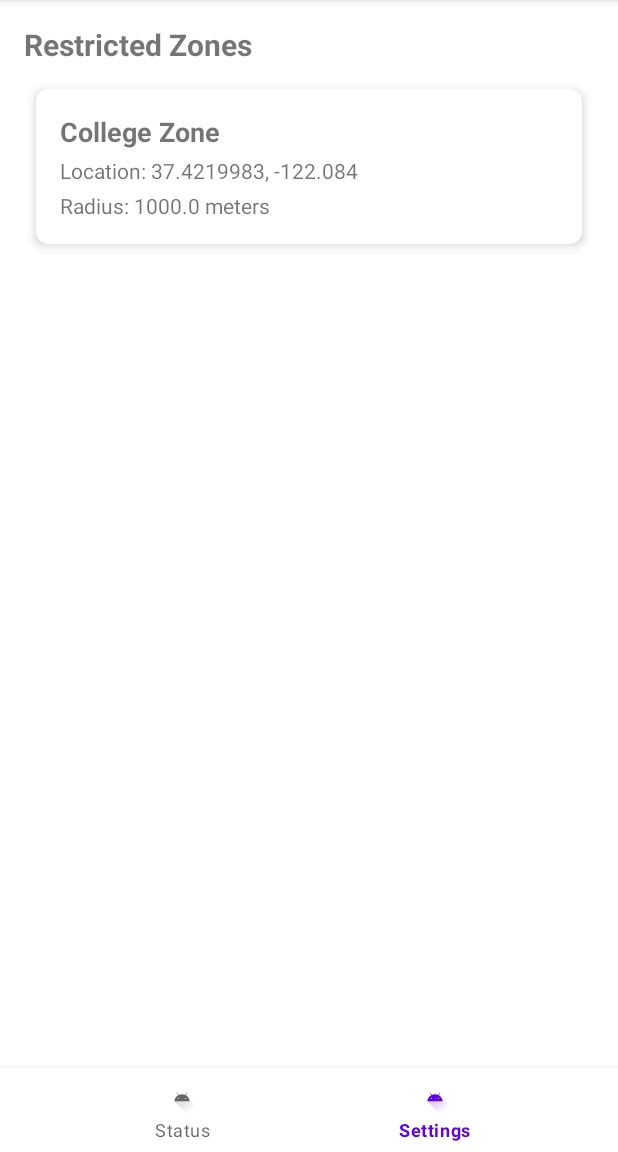
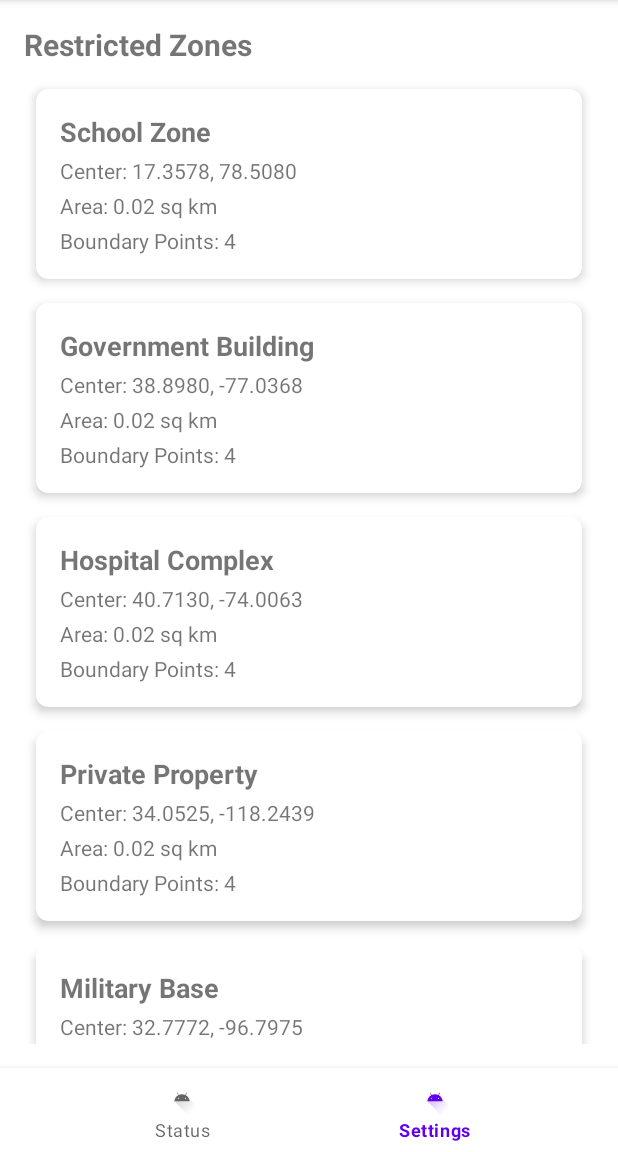
Before and after one commit to sv-reddy/Project, an Android app: the screen it shows after launch (MainActivity), item 2 of the bottom bar chosen, on a phone screen of 412 x 824 dp, the part 84-1236 px from its top. Run offline under Robolectric (Android 15) with nearby library versions, the phone set to English and light mode, and no system bars.

Commit message:
Removing cilrcle based coordinates and changing to polygon based coordinates

```diff
--- a/app/src/main/AndroidManifest.xml
+++ b/app/src/main/AndroidManifest.xml
@@ -26,13 +26,11 @@
             </intent-filter>
         </activity>
 
-        <service android:name=".CameraDetectionService" android:exported="false" />
-        <service
+        <service android:name=".CameraDetectionService" android:exported="false" />        <service
             android:name=".OverlayService"
             android:exported="false"
             android:enabled="true"
             android:foregroundServiceType="camera|location" />
-        <receiver android:name=".GeofenceBroadcastReceiver" android:exported="false" />
     </application>
 
 </manifest>
--- a/app/src/main/java/com/example/geocamoff/GeofenceAdapter.kt
+++ /dev/null
@@ -1,39 +0,0 @@
-package com.example.geocamoff
-
-import android.view.LayoutInflater
-import android.view.View
-import android.view.ViewGroup
-import android.widget.TextView
-import androidx.recyclerview.widget.RecyclerView
-
-class GeofenceAdapter : RecyclerView.Adapter<GeofenceAdapter.GeofenceViewHolder>() {
-    private val geofences = mutableListOf<GeofenceData>()
-
-    class GeofenceViewHolder(view: View) : RecyclerView.ViewHolder(view) {
-        val nameText: TextView = view.findViewById(R.id.text_name)
-        val coordinatesText: TextView = view.findViewById(R.id.text_coordinates)
-        val radiusText: TextView = view.findViewById(R.id.text_radius)
-    }
-
-    override fun onCreateViewHolder(parent: ViewGroup, viewType: Int): GeofenceViewHolder {
-        val view = LayoutInflater.from(parent.context)
-            .inflate(R.layout.item_geofence, parent, false)
-        return GeofenceViewHolder(view)
-    }
-
-    override fun onBindViewHolder(holder: GeofenceViewHolder, position: Int) {
-        val geofence = geofences[position]
-        holder.nameText.text = geofence.name
-        holder.coordinatesText.text = "Location: ${geofence.latitude}, ${geofence.longitude}"
-        holder.radiusText.text = "Radius: ${geofence.radius} meters"
-    }
-
-    override fun getItemCount() = geofences.size
-
-    fun addGeofence(geofence: GeofenceData) {
-        geofences.add(geofence)
-        notifyItemInserted(geofences.size - 1)
-    }
-
-    fun getGeofences(): List<GeofenceData> = geofences.toList()
-}
--- a/app/src/main/java/com/example/geocamoff/GeofenceData.kt
+++ /dev/null
@@ -1,9 +0,0 @@
-package com.example.geocamoff
-
-data class GeofenceData(
-    val name: String,
-    val latitude: Double,
-    val longitude: Double,
-    val radius: Float,
-    val id: String = System.currentTimeMillis().toString()
-)
--- a/app/src/main/java/com/example/geocamoff/MainActivity.kt
+++ b/app/src/main/java/com/example/geocamoff/MainActivity.kt
@@ -100,9 +100,7 @@ class MainActivity : AppCompatActivity() {    companion object {
         if (needsCamera) needed.add("Camera")
         if (needsLocation) needed.add("Location")
         if (needsNotification) needed.add("Notifications")
-        // Don't include background location in initial dialog - handle it separately
 
-        // Move the message to resources
         message.text = getString(R.string.permission_dialog_message, needed.joinToString("\n"))        // Show toast with missing permissions for debugging
         Toast.makeText(this, "Missing permissions: ${needed.joinToString(", ")}", Toast.LENGTH_LONG).show()
 
--- /dev/null
+++ b/app/src/main/java/com/example/geocamoff/PolygonGeofenceAdapter.kt
@@ -0,0 +1,58 @@
+package com.example.geocamoff
+
+import android.view.LayoutInflater
+import android.view.View
+import android.view.ViewGroup
+import android.widget.TextView
+import androidx.recyclerview.widget.RecyclerView
+
+class PolygonGeofenceAdapter : RecyclerView.Adapter<PolygonGeofenceAdapter.PolygonGeofenceViewHolder>() {
+    private val geofences = mutableListOf<PolygonGeofenceData>()
+
+    class PolygonGeofenceViewHolder(view: View) : RecyclerView.ViewHolder(view) {
+        val nameText: TextView = view.findViewById(R.id.text_name)
+        val centerText: TextView = view.findViewById(R.id.text_center)
+        val areaText: TextView = view.findViewById(R.id.text_area)
+        val pointsText: TextView = view.findViewById(R.id.text_points)
+    }
+
+    override fun onCreateViewHolder(parent: ViewGroup, viewType: Int): PolygonGeofenceViewHolder {
+        val view = LayoutInflater.from(parent.context)
+            .inflate(R.layout.item_geofence, parent, false)
+        return PolygonGeofenceViewHolder(view)
+    }    override fun onBindViewHolder(holder: PolygonGeofenceViewHolder, position: Int) {
+        val geofence = geofences[position]
+        val center = geofence.getCenterPoint()
+        val area = PolygonGeofenceUtils.calculatePolygonArea(geofence.coordinates)
+
+        holder.nameText.text = geofence.name
+        holder.centerText.text = holder.itemView.context.getString(
+            R.string.polygon_center_format,
+            center.latitude,
+            center.longitude
+        )
+        holder.areaText.text = holder.itemView.context.getString(
+            R.string.polygon_area_format,
+            area / 1_000_000
+        )
+        holder.pointsText.text = holder.itemView.context.getString(
+            R.string.polygon_points_format,
+            geofence.coordinates.size
+        )
+    }
+
+    override fun getItemCount() = geofences.size
+
+    fun addGeofence(geofence: PolygonGeofenceData) {
+        geofences.add(geofence)
+        notifyItemInserted(geofences.size - 1)
+    }
+
+    fun clearGeofences() {
+        val size = geofences.size
+        geofences.clear()
+        notifyItemRangeRemoved(0, size)
+    }
+
+    fun getGeofences(): List<PolygonGeofenceData> = geofences.toList()
+}
--- /dev/null
+++ b/app/src/main/java/com/example/geocamoff/PolygonGeofenceData.kt
@@ -0,0 +1,40 @@
+package com.example.geocamoff
+
+data class LatLngPoint(
+    val latitude: Double,
+    val longitude: Double
+)
+
+data class PolygonGeofenceData(
+    val name: String,
+    val coordinates: List<LatLngPoint>,
+    val id: String = System.currentTimeMillis().toString()
+) {
+    init {
+        require(coordinates.size >= 3) { "Polygon must have at least 3 points" }
+        require(coordinates.size <= 100) { "Polygon cannot have more than 100 points" }
+    }
+
+    // Helper function to get the center point of the polygon for display purposes
+    fun getCenterPoint(): LatLngPoint {
+        val avgLat = coordinates.map { it.latitude }.average()
+        val avgLng = coordinates.map { it.longitude }.average()
+        return LatLngPoint(avgLat, avgLng)
+    }
+
+    // Helper function to get the bounding box for quick elimination
+    fun getBoundingBox(): BoundingBox {
+        val minLat = coordinates.minOf { it.latitude }
+        val maxLat = coordinates.maxOf { it.latitude }
+        val minLng = coordinates.minOf { it.longitude }
+        val maxLng = coordinates.maxOf { it.longitude }
+        return BoundingBox(minLat, maxLat, minLng, maxLng)
+    }
+}
+
+data class BoundingBox(
+    val minLatitude: Double,
+    val maxLatitude: Double,
+    val minLongitude: Double,
+    val maxLongitude: Double
+)
--- /dev/null
+++ b/app/src/main/java/com/example/geocamoff/PolygonGeofenceUtils.kt
@@ -0,0 +1,113 @@
+package com.example.geocamoff
+
+import kotlin.math.*
+
+object PolygonGeofenceUtils {
+
+    /**
+     * Determines if a point is inside a polygon using the ray casting algorithm
+     * This is more accurate than circular geofences for irregular shaped areas
+     */
+    fun isPointInPolygon(point: LatLngPoint, polygon: List<LatLngPoint>): Boolean {
+        if (polygon.size < 3) return false
+
+        val x = point.longitude
+        val y = point.latitude
+        var inside = false
+
+        var j = polygon.size - 1
+        for (i in polygon.indices) {
+            val xi = polygon[i].longitude
+            val yi = polygon[i].latitude
+            val xj = polygon[j].longitude
+            val yj = polygon[j].latitude
+
+            if (((yi > y) != (yj > y)) && (x < (xj - xi) * (y - yi) / (yj - yi) + xi)) {
+                inside = !inside
+            }
+            j = i
+        }
+
+        return inside
+    }
+
+    /**
+     * Quick bounding box check before expensive polygon calculation
+     * This optimizes performance by eliminating obviously outside points
+     */
+    fun isPointInBoundingBox(point: LatLngPoint, boundingBox: BoundingBox): Boolean {
+        return point.latitude >= boundingBox.minLatitude &&
+               point.latitude <= boundingBox.maxLatitude &&
+               point.longitude >= boundingBox.minLongitude &&
+               point.longitude <= boundingBox.maxLongitude
+    }
+
+    /**
+     * Checks if a point is inside a polygon geofence
+     * Uses bounding box optimization followed by precise polygon detection
+     */
+    fun isInsidePolygonGeofence(point: LatLngPoint, geofence: PolygonGeofenceData): Boolean {
+        // Quick bounding box check first
+        if (!isPointInBoundingBox(point, geofence.getBoundingBox())) {
+            return false
+        }
+
+        // If within bounding box, do precise polygon check
+        return isPointInPolygon(point, geofence.coordinates)
+    }
+
+    /**
+     * Calculate the approximate area of a polygon in square meters
+     * Useful for validation and display purposes
+     */
+    fun calculatePolygonArea(coordinates: List<LatLngPoint>): Double {
+        if (coordinates.size < 3) return 0.0
+
+        var area = 0.0
+        val n = coordinates.size
+
+        for (i in coordinates.indices) {
+            val j = (i + 1) % n
+            val lat1 = Math.toRadians(coordinates[i].latitude)
+            val lat2 = Math.toRadians(coordinates[j].latitude)
+            val lng1 = Math.toRadians(coordinates[i].longitude)
+            val lng2 = Math.toRadians(coordinates[j].longitude)
+
+            area += (lng2 - lng1) * (2 + sin(lat1) + sin(lat2))
+        }
+
+        area = abs(area) * 6378137.0 * 6378137.0 / 2.0 // Earth radius squared
+        return area
+    }
+
+    /**
+     * Validate that a polygon is properly formed
+     */
+    fun validatePolygon(coordinates: List<LatLngPoint>): String? {
+        if (coordinates.size < 3) {
+            return "Polygon must have at least 3 points"
+        }
+
+        if (coordinates.size > 100) {
+            return "Polygon cannot have more than 100 points"
+        }
+
+        // Check for valid latitude/longitude ranges
+        for (point in coordinates) {
+            if (point.latitude < -90 || point.latitude > 90) {
+                return "Invalid latitude: ${point.latitude}"
+            }
+            if (point.longitude < -180 || point.longitude > 180) {
+                return "Invalid longitude: ${point.longitude}"
+            }
+        }
+
+        // Check that polygon has some area (not all points collinear)
+        val area = calculatePolygonArea(coordinates)
+        if (area < 1.0) { // Less than 1 square meter
+            return "Polygon area too small or points are collinear"
+        }
+
+        return null // Valid polygon
+    }
+}
--- a/app/src/main/java/com/example/geocamoff/RestrictedAreaLoader.kt
+++ b/app/src/main/java/com/example/geocamoff/RestrictedAreaLoader.kt
@@ -7,8 +7,8 @@ import java.io.InputStreamReader
 
 object RestrictedAreaLoader {
 
-    fun loadRestrictedAreas(context: Context): List<GeofenceData> {
-        val geofences = mutableListOf<GeofenceData>()
+    fun loadRestrictedAreas(context: Context): List<PolygonGeofenceData> {
+        val geofences = mutableListOf<PolygonGeofenceData>()
 
         try {
             val inputStream = context.assets.open("restricted_areas.json")
@@ -20,23 +20,39 @@ object RestrictedAreaLoader {
             for (i in 0 until jsonArray.length()) {
                 val jsonObject = jsonArray.getJSONObject(i)
                 try {
-                    val geofence = GeofenceData(
-                        name = jsonObject.getString("name"),
-                        latitude = jsonObject.getDouble("latitude"),
-                        longitude = jsonObject.getDouble("longitude"),
-                        radius = jsonObject.getDouble("radius").toFloat(),
-                        id = jsonObject.getString("id")
-                    )
-                    geofences.add(geofence)
+                    val name = jsonObject.getString("name")
+                    val id = jsonObject.getString("id")
+                    val coordinatesArray = jsonObject.getJSONArray("coordinates")
+
+                    val coordinates = mutableListOf<LatLngPoint>()
+                    for (j in 0 until coordinatesArray.length()) {
+                        val coordObject = coordinatesArray.getJSONObject(j)
+                        val lat = coordObject.getDouble("latitude")
+                        val lng = coordObject.getDouble("longitude")
+                        coordinates.add(LatLngPoint(lat, lng))
+                    }
+
+                    // Validate polygon before adding
+                    val validationError = PolygonGeofenceUtils.validatePolygon(coordinates)
+                    if (validationError == null) {
+                        val geofence = PolygonGeofenceData(name, coordinates, id)
+                        geofences.add(geofence)
+                    } else {
+                        // Log the validation error but continue processing other entries
+                        android.util.Log.w("RestrictedAreaLoader",
+                            "Skipping invalid polygon '$name': $validationError")
+                    }
                 } catch (e: Exception) {
                     // Skip malformed geofence entries
+                    android.util.Log.w("RestrictedAreaLoader",
+                        "Skipping malformed geofence entry: ${e.message}")
                     continue
                 }
             }
         } catch (e: Exception) {
-            // Return empty list if file cannot be read
-            return emptyList()
-        }
+            // Log error but return partial list if any entries were successfully parsed
+            android.util.Log.e("RestrictedAreaLoader",
+                "Error reading restricted areas file: ${e.message}")        }
 
         return geofences
     }
--- a/app/src/main/java/com/example/geocamoff/SettingsFragment.kt
+++ b/app/src/main/java/com/example/geocamoff/SettingsFragment.kt
@@ -1,7 +1,5 @@
 package com.example.geocamoff
 
-import android.app.PendingIntent
-import android.content.Intent
 import android.os.Bundle
 import android.view.LayoutInflater
 import android.view.View
@@ -9,29 +7,21 @@ import android.view.ViewGroup
 import androidx.fragment.app.Fragment
 import androidx.recyclerview.widget.LinearLayoutManager
 import androidx.recyclerview.widget.RecyclerView
-import com.google.android.gms.location.Geofence
-import com.google.android.gms.location.GeofencingClient
-import com.google.android.gms.location.GeofencingRequest
-import com.google.android.gms.location.LocationServices
 
 class SettingsFragment : Fragment() {
-    private lateinit var adapter: GeofenceAdapter
-    private lateinit var geofencingClient: GeofencingClient
+    private lateinit var adapter: PolygonGeofenceAdapter
 
     override fun onCreateView(
         inflater: LayoutInflater, container: ViewGroup?,
         savedInstanceState: Bundle?
     ): View? {
         val view = inflater.inflate(R.layout.fragment_settings, container, false)
-        geofencingClient = LocationServices.getGeofencingClient(requireActivity())
 
         // Setup RecyclerView and Adapter
         val recyclerView = view.findViewById<RecyclerView>(R.id.geofence_list)
-        adapter = GeofenceAdapter()
+        adapter = PolygonGeofenceAdapter()
         recyclerView.layoutManager = LinearLayoutManager(context)
-        recyclerView.adapter = adapter
-
-        // Load predefined restricted areas from static file
+        recyclerView.adapter = adapter        // Load predefined restricted areas from static file
         loadRestrictedAreas()
 
         return view
@@ -40,27 +30,8 @@ class SettingsFragment : Fragment() {
     private fun loadRestrictedAreas() {
         val restrictedAreas = RestrictedAreaLoader.loadRestrictedAreas(requireContext())
 
-        for (geofence in restrictedAreas) {
-            adapter.addGeofence(geofence)
-            addGeofenceToSystem(geofence)
+        for (polygonGeofence in restrictedAreas) {
+            adapter.addGeofence(polygonGeofence)
         }
     }
-
-    private fun addGeofenceToSystem(geofence: GeofenceData) {
-        val geofenceObj = Geofence.Builder()
-            .setRequestId(geofence.id)
-            .setCircularRegion(geofence.latitude, geofence.longitude, geofence.radius)
-            .setTransitionTypes(Geofence.GEOFENCE_TRANSITION_ENTER or Geofence.GEOFENCE_TRANSITION_EXIT)
-            .setExpirationDuration(Geofence.NEVER_EXPIRE)
-            .build()
-        val request = GeofencingRequest.Builder()
-            .setInitialTrigger(GeofencingRequest.INITIAL_TRIGGER_ENTER)
-            .addGeofence(geofenceObj)
-            .build()
-        val intent = Intent(requireContext(), GeofenceBroadcastReceiver::class.java)
-        val pendingIntent = PendingIntent.getBroadcast(
-            requireContext(), 0, intent, PendingIntent.FLAG_UPDATE_CURRENT or PendingIntent.FLAG_IMMUTABLE
-        )
-        geofencingClient.addGeofences(request, pendingIntent)
-    }
 }
--- a/app/src/main/res/layout/item_geofence.xml
+++ b/app/src/main/res/layout/item_geofence.xml
@@ -19,16 +19,20 @@
             android:layout_width="wrap_content"
             android:layout_height="wrap_content"
             android:textSize="18sp"
-            android:textStyle="bold"/>
-
-        <TextView
-            android:id="@+id/text_coordinates"
+            android:textStyle="bold"/>        <TextView
+            android:id="@+id/text_center"
             android:layout_width="wrap_content"
             android:layout_height="wrap_content"
             android:layout_marginTop="4dp"/>
 
         <TextView
-            android:id="@+id/text_radius"
+            android:id="@+id/text_area"
+            android:layout_width="wrap_content"
+            android:layout_height="wrap_content"
+            android:layout_marginTop="4dp"/>
+
+        <TextView
+            android:id="@+id/text_points"
             android:layout_width="wrap_content"
             android:layout_height="wrap_content"
             android:layout_marginTop="4dp"/>
--- a/app/src/main/res/values/strings.xml
+++ b/app/src/main/res/values/strings.xml
@@ -5,4 +5,15 @@
 %1$s
 
 Please grant them in the next steps.</string>
+      <!-- Polygon Geofence Display Strings -->
+    <string name="polygon_center_format">Center: %1$.4f, %2$.4f</string>
+    <string name="polygon_area_format">Area: %1$.2f sq km</string>
+    <string name="polygon_points_format">Boundary Points: %1$d</string>
+      <!-- Status Fragment Strings -->
+    <string name="status_restricted_zone">Current Area: %1$s\nStatus: RESTRICTED ZONE\nType: Polygon Boundary</string>
+    <string name="status_not_restricted">Current Area: %1$.6f, %2$.6f\nStatus: Not Restricted\nType: Polygon Detection</string>
+    <string name="status_error">Error updating overlay: %1$s</string>
+    <string name="overlay_permission_required">Overlay permission required. Tap to grant.</string>
+    <string name="location_permission_not_granted">Location permission not granted</string>
+    <string name="unable_to_get_location">Unable to get location</string>
 </resources>
```
Also changed, not shown: app/src/main/assets/restricted_areas.json (+47 -4 lines), app/src/main/java/com/example/geocamoff/StatusFragment.kt (+18 -18 lines).
